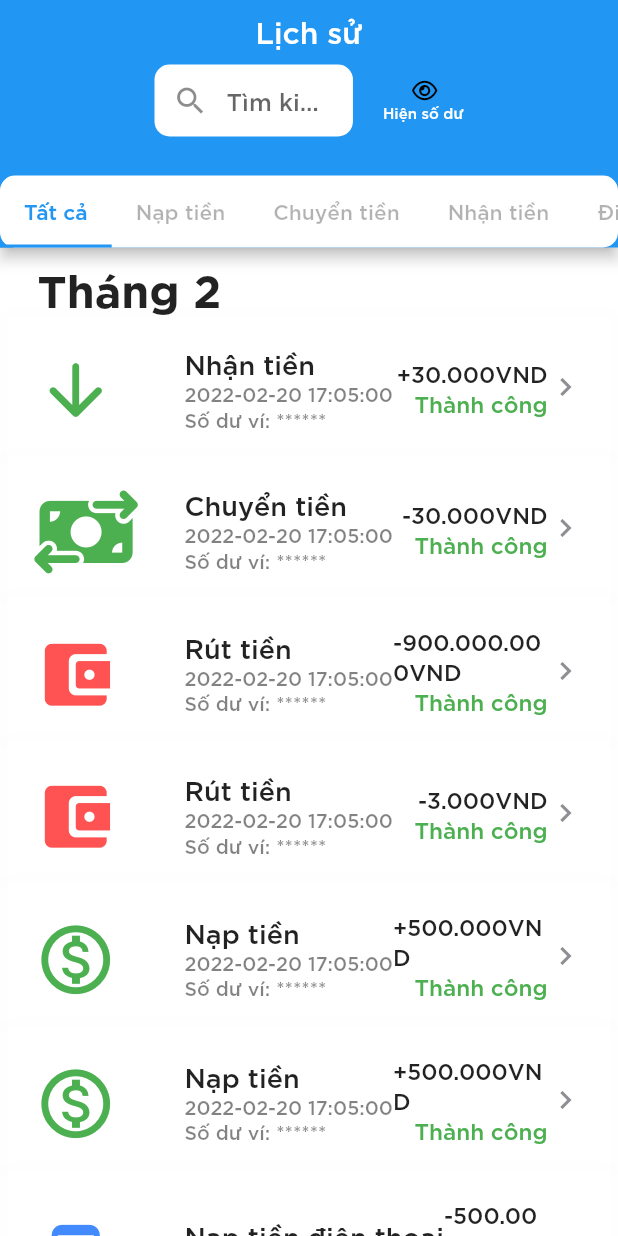
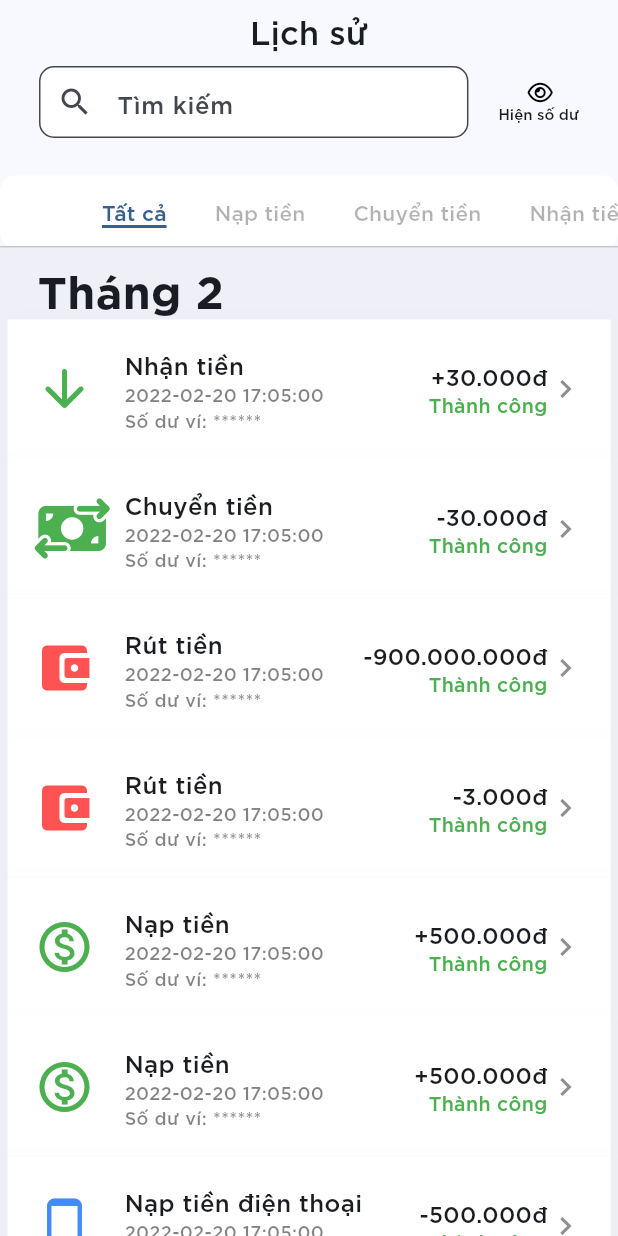
Before and after one commit to hiepchau/EwalletFlutterUI, a Flutter app: the HistoryPage screen opened directly, on a phone screen of 412 x 824 dp. Run offline on Flutter 3.47's test engine with Material 2 defaults, Android fonts, the phone set to English and light mode, and no system bars; our stand-ins replace animated_bottom_navigation_bar, flutter_font_icons, font_awesome_flutter, qr_flutter; missing offline and left inert: barcode_scan2; network calls fail.

Commit message:
Update UI

```diff
--- a/lib/history_lists.dart
+++ b/lib/history_lists.dart
@@ -2,136 +2,136 @@ List historyList = [
   {
     "ID":"EWR001",
     "type":"receive",
-    "amount":"30.000VND",
+    "amount":"30.000đ",
     "from":"Hiep Chau",
     "to":"Khanh Tran",
     "time":"2022-02-20 17:05:00",
-    "balance":"500.000VND",
+    "balance":"500.000đ",
   },
   {
     "ID":"EWR002",
     "type":"receive",
-    "amount":"50.000VND",
+    "amount":"50.000đ",
     "from":"Hiep Chau",
     "to":"Khanh Tran",
     "time":"2022-01-20 17:05:00",
-    "balance":"500.000VND"
+    "balance":"500.000đ"
   },
   {
     "ID":"EWR003",
     "type":"receive",
-    "amount":"10.000VND",
+    "amount":"10.000đ",
     "from":"Hiep Chau",
     "to":"Khanh Tran",
     "time":"2022-01-20 17:05:00",
-    "balance":"500.000VND"
+    "balance":"500.000đ"
   },
   {
     "ID":"EWT001",
     "type":"transfer",
-    "amount":"30.000VND",
+    "amount":"30.000đ",
     "from":"Khanh Tran",
     "to":"Khoi Nghi",
     "time":"2022-02-20 17:05:00",
-    "balance":"500.000VND"
+    "balance":"500.000đ"
   },
   {
     "ID":"EWT002",
     "type":"transfer",
-    "amount":"300.000VND",
+    "amount":"300.000đ",
     "from":"Khanh Tran",
     "to":"Hiep Chau",
     "time":"2022-01-20 17:05:00",
-    "balance":"500.000VND"
+    "balance":"500.000đ"
   },
   {
     "ID":"EWT003",
     "type":"transfer",
-    "amount":"30.000.000VND",
+    "amount":"30.000.000đ",
     "from":"Khanh Tran",
     "to":"Tri Tran",
     "time":"2022-01-20 17:05:00",
-    "balance":"500.000VND"
+    "balance":"500.000đ"
   },
   {
     "ID":"EWW001",
     "type":"withdraw",
-    "amount":"900.000.000VND",
+    "amount":"900.000.000đ",
     "from":"wallet",
     "to":"TP Bank",
     "time":"2022-02-20 17:05:00",
-    "balance":"500.000VND"
+    "balance":"500.000đ"
   },
   {
     "ID":"EWW002",
     "type":"withdraw",
-    "amount":"1.000.000.000VND",
+    "amount":"1.000.000.000đ",
     "from":"wallet",
     "to":"TP Bank",
     "time":"2022-01-20 17:05:00",
-    "balance":"500.000VND"
+    "balance":"500.000đ"
   },
   {
     "ID":"EWW003",
     "type":"withdraw",
-    "amount":"3.000VND",
+    "amount":"3.000đ",
     "from":"wallet",
     "to":"TP Bank",
     "time":"2022-02-20 17:05:00",
-    "balance":"500.000VND"
+    "balance":"500.000đ"
   },
   {
     "ID":"EWD001",
     "type":"deposit",
-    "amount":"50.000VND",
+    "amount":"50.000đ",
     "from":"TP Bank",
     "to":"wallet",
     "time":"2022-01-20 17:05:00",
-    "balance":"500.000VND"
+    "balance":"500.000đ"
   },
   {
     "ID":"EWD002",
     "type":"deposit",
-    "amount":"1.000VND",
+    "amount":"1.000đ",
     "from":"Vietcom Bank",
     "to":"wallet",
     "time":"2022-02-20 17:05:00",
-    "balance":"500.000VND"
+    "balance":"500.000đ"
   },
   {
     "ID":"EWD003",
     "type":"deposit",
-    "amount":"5.000VND",
+    "amount":"5.000đ",
     "from":"TechcomBank",
     "to":"wallet",
     "time":"2022-02-20 17:05:00",
-    "balance":"500.000VND"
+    "balance":"500.000đ"
   },
     {
     "ID":"EWP001",
     "type":"phone",
-    "amount":"50.000VND",
+    "amount":"50.000đ",
     "from":"wallet",
     "to":"0908988982",
     "time":"2022-01-20 17:05:00",
-    "balance":"500.000VND"
+    "balance":"500.000đ"
   },
   {
     "ID":"EWP002",
     "type":"phone",
-    "amount":"10.000VND",
+    "amount":"10.000đ",
     "from":"wallet",
     "to":"0908988982",
     "time":"2022-01-20 17:05:00",
-    "balance":"500.000VND"
+    "balance":"500.000đ"
   },
   {
     "ID":"EWP003",
     "type":"phone",
-    "amount":"500.000VND",
+    "amount":"500.000đ",
     "from":"wallet",
     "to":"0908988982",
     "time":"2022-02-20 17:05:00",
-    "balance":"500.000VND"
+    "balance":"500.000đ"
   },
 ];
--- a/lib/main.dart
+++ b/lib/main.dart
@@ -5,8 +5,9 @@ import 'package:flutter/material.dart';
 void main() {
   runApp(MaterialApp(
     theme: ThemeData(
-      primaryColor: Colors.lightBlueAccent,
-      scaffoldBackgroundColor: Colors.white,
+      useMaterial3: true,
+      colorScheme: ColorScheme.fromSeed(seedColor: Colors.blue),
+      scaffoldBackgroundColor: ColorScheme.fromSeed(seedColor: Colors.blue).onInverseSurface,
       fontFamily: 'SVN-Gotham',
       textTheme: const TextTheme(
         headlineSmall: TextStyle(
--- a/lib/pages/dashboard_page.dart
+++ b/lib/pages/dashboard_page.dart
@@ -11,8 +11,7 @@ class Dashboard extends StatelessWidget {
   Widget build(BuildContext context) {
     return Scaffold(
       appBar: AppBar(
-        title: const Text('Dashboard'),
-        backgroundColor: Colors.blue,
+        title: const Text('Trang chủ'),
         automaticallyImplyLeading: false,
       ),
       body: SingleChildScrollView(
--- a/lib/pages/history_page.dart
+++ b/lib/pages/history_page.dart
@@ -4,9 +4,9 @@ import 'package:ewallet/history_lists.dart';
 import 'package:ewallet/pages/widgets/history_widget.dart';
 import 'package:ewallet/style/color.dart';
 import 'package:flutter/material.dart';
-import 'package:flutter_font_icons/flutter_font_icons.dart';
 import 'package:font_awesome_flutter/font_awesome_flutter.dart';
-import '../history_lists.dart';
+import 'package:ewallet/style/color.dart';
+import 'package:flutter/foundation.dart' show kIsWeb;
 
 class HistoryPage extends StatefulWidget {
   const HistoryPage({Key? key}) : super(key: key);
@@ -47,12 +47,12 @@ class _HistoryPage extends State<HistoryPage> {
         child: TabBar(
             isScrollable: true,
             unselectedLabelColor: Colors.black.withOpacity(0.3),
-            indicator: const UnderlineTabIndicator(
-                borderSide: BorderSide(width: 2, color: Colors.blue)),
-            indicatorColor: Colors.blue,
-            labelColor: Colors.blue,
+            indicator:  UnderlineTabIndicator(
+                borderSide: BorderSide(width: 2, color: primary)),
+            indicatorColor: primary,
+            labelColor: primary,
             tabs: const [
-              Text("Tất cả"),
+              Text("Tất cả",),
               Text("Nạp tiền"),
               Text("Chuyển tiền"),
               Text("Nhận tiền"),
@@ -70,13 +70,15 @@ class _HistoryPage extends State<HistoryPage> {
         const Text("Lịch sử"),
         const SizedBox(height: 10),
         ConstrainedBox(
-            constraints:
-                BoxConstraints(maxWidth: MediaQuery.of(context).size.width / 2),
-            child: Row(
-                children: [
+            constraints: BoxConstraints(
+                maxWidth: kIsWeb
+                    ? MediaQuery.of(context).size.width / 2
+                    : MediaQuery.of(context).size.width),
+            child: Row(children: [
               Expanded(
                   child: TextFormField(
-                    decoration: const InputDecoration(
+                decoration: InputDecoration(
+                  focusColor: ColorScheme.fromSeed(seedColor: Colors.blue).primary,
                   filled: true,
                   fillColor: Colors.white,
                   prefixIcon: Icon(Icons.search),
@@ -84,14 +86,13 @@ class _HistoryPage extends State<HistoryPage> {
                       EdgeInsets.symmetric(vertical: 10, horizontal: 15),
                   hintText: "Tìm kiếm",
                   border: OutlineInputBorder(
-                          borderSide: BorderSide.none,
                       borderRadius: BorderRadius.all(Radius.circular(10))),
                 ),
               )),
               const SizedBox(
                 width: 20,
               ),
-                  Column(children:[
+              Column(children: [
                 GestureDetector(
                   onTap: _toggleVisibility,
                   child: Icon(
@@ -103,11 +104,11 @@ class _HistoryPage extends State<HistoryPage> {
                   ),
                 ),
                 Text(
-                    obscureText
-                      ? "Hiện số dư" : "Ẩn số dư",
+                  obscureText ? "Hiện số dư" : "Ẩn số dư",
                   style: TextStyle(
                     fontSize: 10,
-                    ),)
+                  ),
+                )
               ])
             ]))
       ]),
@@ -153,7 +154,7 @@ class _HistoryPage extends State<HistoryPage> {
             title: "Nhận tiền",
             subtitle: "Nhận tiền từ " + element["from"],
             time: element["time"],
-            balance:element["balance"],
+            balance: element["balance"],
             amount: "+" + element["amount"]));
       }
       if (element["type"] == "transfer") {
@@ -163,7 +164,7 @@ class _HistoryPage extends State<HistoryPage> {
             title: "Chuyển tiền",
             subtitle: "Chuyển tiền đến " + element["to"],
             time: element["time"],
-            balance:element["balance"],
+            balance: element["balance"],
             amount: "-" + element["amount"]));
       }
       if (element["type"] == "withdraw") {
@@ -173,7 +174,7 @@ class _HistoryPage extends State<HistoryPage> {
             title: "Rút tiền",
             subtitle: "Rút tiền về " + element["to"],
             time: element["time"],
-            balance:element["balance"],
+            balance: element["balance"],
             amount: "-" + element["amount"]));
       }
       if (element["type"] == "phone") {
@@ -183,7 +184,7 @@ class _HistoryPage extends State<HistoryPage> {
             title: "Nạp tiền điện thoại",
             subtitle: "Nạp cho số " + element["to"],
             time: element["time"],
-            balance:element["balance"],
+            balance: element["balance"],
             amount: "-" + element["amount"]));
       }
       if (element["type"] == "deposit") {
@@ -193,7 +194,7 @@ class _HistoryPage extends State<HistoryPage> {
             title: "Nạp tiền",
             subtitle: "Nạp tiền từ " + element["from"],
             time: element["time"],
-            balance:element["balance"],
+            balance: element["balance"],
             amount: "+" + element["balance"]));
       }
     }
@@ -213,7 +214,7 @@ class _HistoryPage extends State<HistoryPage> {
           title: "Nạp tiền",
           subtitle: "Nạp tiền từ " + element["from"],
           time: element["time"],
-          balance:element["balance"],
+          balance: element["balance"],
           amount: "+" + element["balance"],
         ));
       }
@@ -234,7 +235,7 @@ class _HistoryPage extends State<HistoryPage> {
             title: "Chuyển tiền",
             subtitle: "Chuyển tiền đến " + element["to"],
             time: element["time"],
-            balance:element["balance"],
+            balance: element["balance"],
             amount: "-" + element["amount"]));
       }
     }
@@ -254,7 +255,7 @@ class _HistoryPage extends State<HistoryPage> {
             title: "Nhận tiền",
             subtitle: "Nhận tiền từ " + element["from"],
             time: element["time"],
-            balance:element["balance"],
+            balance: element["balance"],
             amount: "+" + element["amount"]));
       }
     }
@@ -274,7 +275,7 @@ class _HistoryPage extends State<HistoryPage> {
             title: "Nạp tiền điện thoại",
             subtitle: "Nạp cho số " + element["to"],
             time: element["time"],
-            balance:element["balance"],
+            balance: element["balance"],
             amount: "-" + element["amount"]));
       }
     }
@@ -294,7 +295,7 @@ class _HistoryPage extends State<HistoryPage> {
             title: "Rút tiền",
             subtitle: "Rút tiền về " + element["to"],
             time: element["time"],
-            balance:element["balance"],
+            balance: element["balance"],
             amount: "-" + element["amount"]));
       }
     }
--- a/lib/pages/login_page.dart
+++ b/lib/pages/login_page.dart
@@ -46,7 +46,7 @@ class _LoginPageState extends State<LoginPage>
             child: Container(
               width: MediaQuery.of(context).size.width,
               height: MediaQuery.of(context).size.height,
-              decoration: const BoxDecoration(
+              decoration: BoxDecoration(
                 gradient: LinearGradient(
                     colors: <Color>[
                       CustomTheme.loginGradientStart,
--- a/lib/pages/widgets/history_widget.dart
+++ b/lib/pages/widgets/history_widget.dart
@@ -1,16 +1,18 @@
 import 'package:flutter/material.dart';
-import 'package:flutter_font_icons/flutter_font_icons.dart';
 import '../../style/color.dart';
+import 'package:flutter/foundation.dart' show kIsWeb;
 
 class HistoryWidget extends StatefulWidget {
-  const HistoryWidget({Key? key,
+  const HistoryWidget({
+    Key? key,
     required this.icon,
     required this.iconColor,
     required this.title,
     required this.subtitle,
     required this.time,
     required this.balance,
-      required this.amount,});
+    required this.amount,
+  });
   final IconData icon;
   final Color iconColor;
   final String title;
@@ -22,7 +24,8 @@ class HistoryWidget extends StatefulWidget {
   @override
   _HistoryWidget createState() => _HistoryWidget();
 }
-class _HistoryWidget extends State<HistoryWidget>{
+
+class _HistoryWidget extends State<HistoryWidget> {
   @override
   Widget build(BuildContext context) {
     return GestureDetector(
@@ -48,18 +51,18 @@ class _HistoryWidget extends State<HistoryWidget>{
                 Row(
                   children: [
                     SizedBox(
-                      width: 50,
+                      width: kIsWeb ? 50 : 30,
                       height: 50,
                       child: Center(
                         child: Icon(
                           widget.icon,
                           color: widget.iconColor,
-                          size: 55,
+                          size: kIsWeb ? 55 : 40,
                         ),
                       ),
                     ),
                     const SizedBox(
-                      width: 50,
+                      width: kIsWeb ? 50 : 30,
                     ),
                     Column(
                         crossAxisAlignment: CrossAxisAlignment.start,
@@ -68,24 +71,25 @@ class _HistoryWidget extends State<HistoryWidget>{
                             widget.title,
                             textAlign: TextAlign.start,
                             style: const TextStyle(
-                                fontSize: 18, fontFamily: 'SVN-Gotham'),
+                                fontSize: kIsWeb ? 18 : 16,
+                                fontFamily: 'SVN-Gotham'),
                           ),
                           Text(
                             widget.time,
                             textAlign: TextAlign.start,
                             style: const TextStyle(
                                 color: Color.fromARGB(125, 0, 0, 0),
-                                fontSize: 13,
+                                fontSize: kIsWeb ? 13 : 12,
                                 fontFamily: 'SVN-Gotham'),
                           ),
                           Text(
                             HistoryWidget.isObscure
                                 ? "Số dư ví: ******"
-                                : "Số dư ví: "+ widget.balance,
+                                : "Số dư ví: " + widget.balance,
                             textAlign: TextAlign.start,
                             style: const TextStyle(
                                 color: Color.fromARGB(125, 0, 0, 0),
-                                fontSize: 13,
+                                fontSize: kIsWeb ? 13 : 12,
                                 fontFamily: 'SVN-Gotham'),
                           )
                         ])
@@ -99,13 +103,13 @@ class _HistoryWidget extends State<HistoryWidget>{
                           Text(
                             widget.amount,
                             style: const TextStyle(
-                                fontSize: 15,
+                                fontSize: kIsWeb ? 18 : 15,
                                 fontFamily: 'SVN-Gotham'),
                           ),
                           const Text(
                             "Thành công",
                             style: TextStyle(
-                                fontSize: 15,
+                                fontSize: kIsWeb ? 15 : 13,
                                 color: Colors.green,
                                 fontFamily: 'SVN-Gotham'),
                           )
--- a/lib/pages/widgets/sign_in.dart
+++ b/lib/pages/widgets/sign_in.dart
@@ -134,7 +134,7 @@ class _SignInState extends State<SignIn> {
               ),
               Container(
                 margin: const EdgeInsets.only(top: 170.0),
-                decoration: const BoxDecoration(
+                decoration:  BoxDecoration(
                   borderRadius: BorderRadius.all(Radius.circular(5.0)),
                   boxShadow: <BoxShadow>[
                     BoxShadow(
--- a/lib/pages/widgets/sign_up.dart
+++ b/lib/pages/widgets/sign_up.dart
@@ -205,7 +205,7 @@ class _SignUpState extends State<SignUp> {
               ),
               Container(
                 margin: const EdgeInsets.only(top: 340.0),
-                decoration: const BoxDecoration(
+                decoration: BoxDecoration(
                   borderRadius: BorderRadius.all(Radius.circular(5.0)),
                   boxShadow: <BoxShadow>[
                     BoxShadow(
```
Also changed, not shown: lib/pages/account_page.dart (+43 -21 lines), lib/root_page.dart (+5 -4 lines), lib/style/color.dart (+11 -5 lines), assets/images/icons/qrcode.gif, pubspec.lock, 1 other file. Lines whose indentation alone changed are shown as unchanged.
